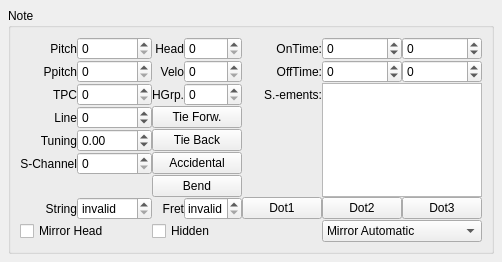
Old version of the form mscore/mscore/note.ui in the repository musescore/musescore-old.
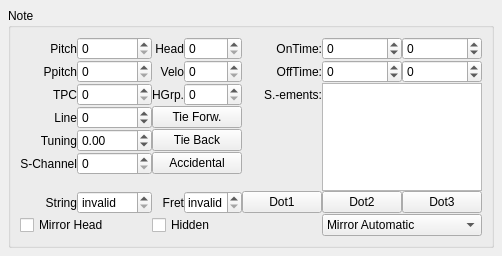
New version of the form.

What changed in the file:
```diff
--- a/mscore/mscore/note.ui
+++ b/mscore/mscore/note.ui
@@ -430,13 +430,6 @@
         </property>
        </widget>
       </item>
-      <item row="6" column="2" colspan="2">
-       <widget class="QPushButton" name="bend">
-        <property name="text">
-         <string notr="true" comment="do not translate">Bend</string>
-        </property>
-       </widget>
-      </item>
       <item row="7" column="4">
        <widget class="QPushButton" name="dot1">
         <property name="text">
```
